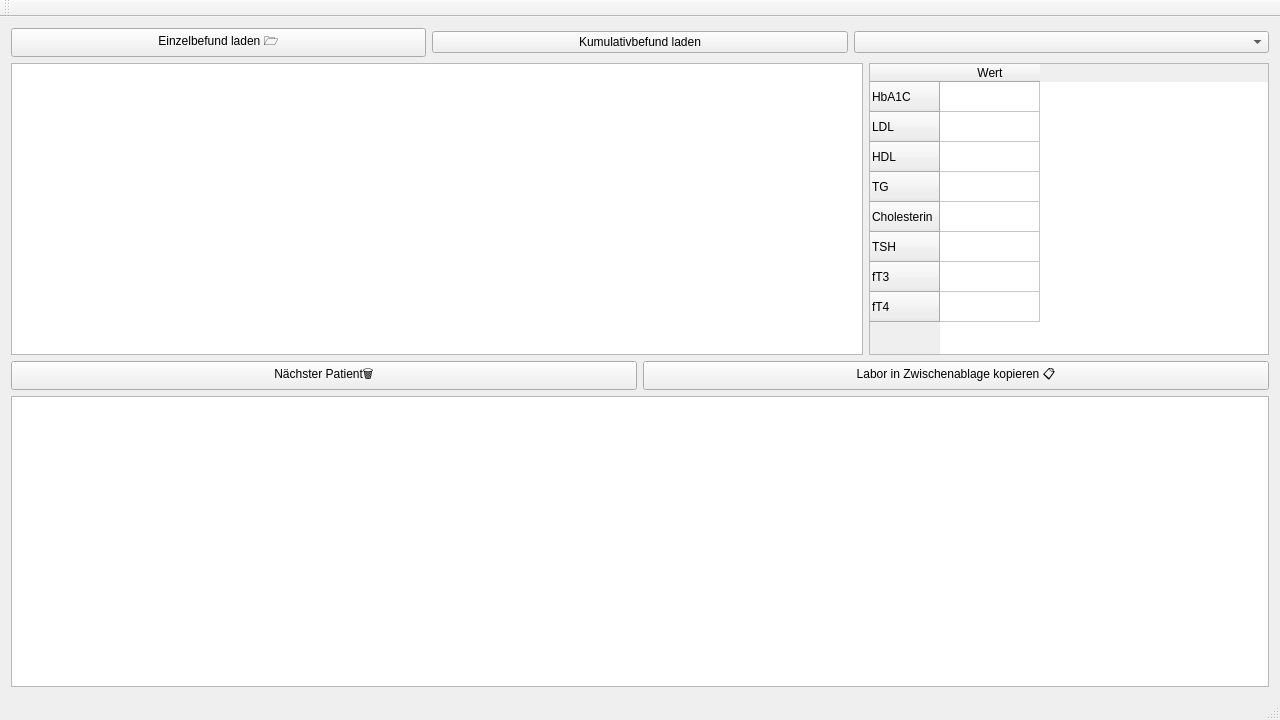
Above: mainwindow.ui from bogie/medicoLabTool before the change. Below: the same form after it.
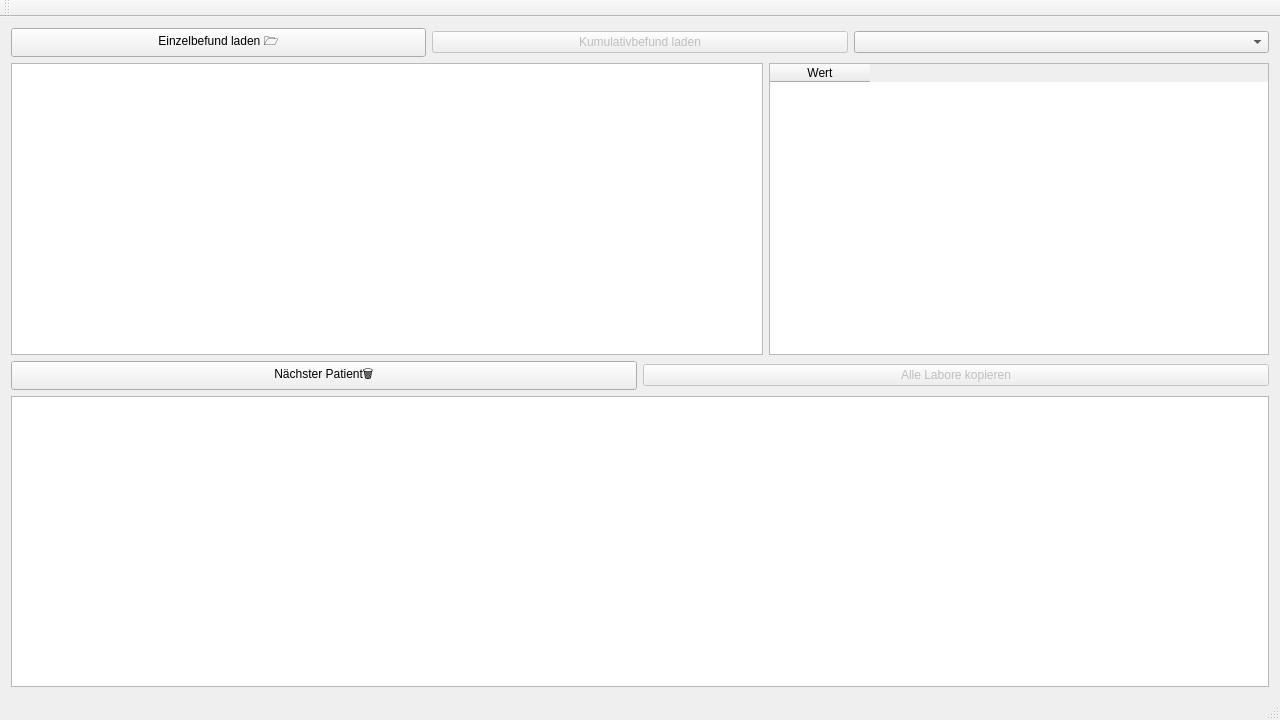
That is the form after the change.

Patch:
```diff
--- a/mainwindow.ui
+++ b/mainwindow.ui
@@ -28,6 +28,9 @@
         </item>
         <item>
          <widget class="QPushButton" name="loadMultiButton">
+          <property name="enabled">
+           <bool>false</bool>
+          </property>
           <property name="text">
            <string>Kumulativbefund laden</string>
           </property>
@@ -53,53 +56,13 @@
           </property>
           <property name="minimumSize">
            <size>
-            <width>400</width>
+            <width>500</width>
             <height>0</height>
            </size>
           </property>
           <property name="contextMenuPolicy">
            <enum>Qt::CustomContextMenu</enum>
           </property>
-          <row>
-           <property name="text">
-            <string>HbA1C</string>
-           </property>
-          </row>
-          <row>
-           <property name="text">
-            <string>LDL</string>
-           </property>
-          </row>
-          <row>
-           <property name="text">
-            <string>HDL</string>
-           </property>
-          </row>
-          <row>
-           <property name="text">
-            <string>TG</string>
-           </property>
-          </row>
-          <row>
-           <property name="text">
-            <string>Cholesterin</string>
-           </property>
-          </row>
-          <row>
-           <property name="text">
-            <string>TSH</string>
-           </property>
-          </row>
-          <row>
-           <property name="text">
-            <string>fT3</string>
-           </property>
-          </row>
-          <row>
-           <property name="text">
-            <string>fT4</string>
-           </property>
-          </row>
           <column>
            <property name="text">
             <string>Wert</string>
@@ -120,8 +83,11 @@
         </item>
         <item>
          <widget class="QPushButton" name="copyLabButton">
+          <property name="enabled">
+           <bool>false</bool>
+          </property>
           <property name="text">
-           <string>Labor in Zwischenablage kopieren 📋</string>
+           <string>Alle Labore kopieren</string>
           </property>
          </widget>
         </item>
```
Left out of the diff: 6 changed lines with no effect on the pictures.
